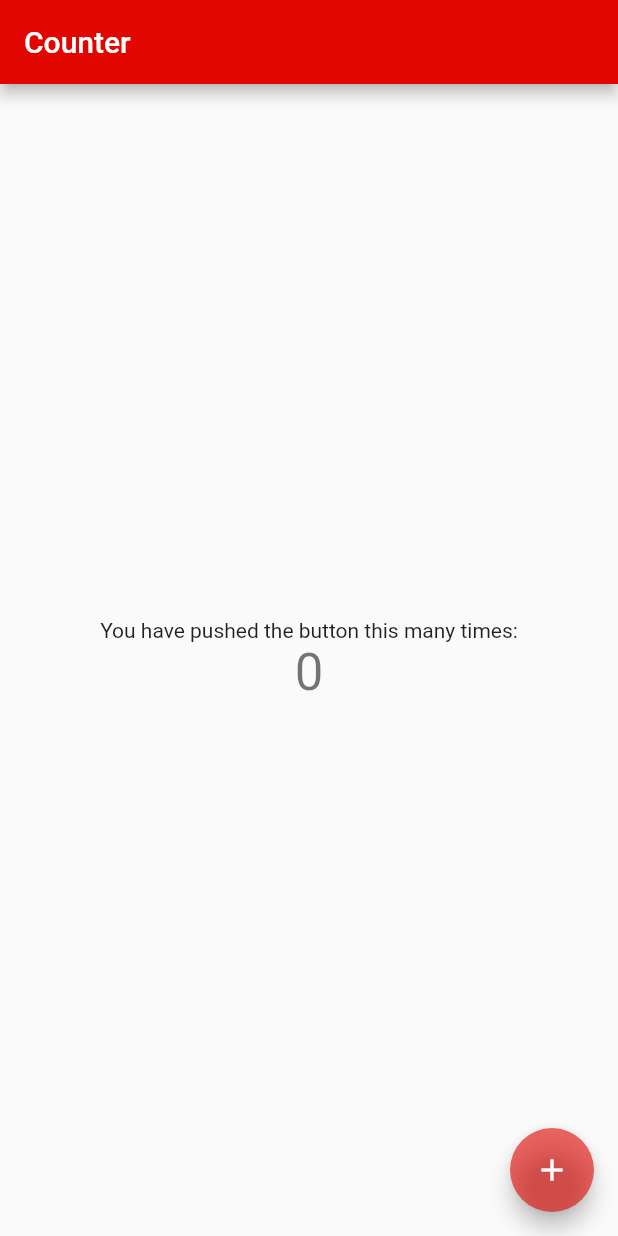
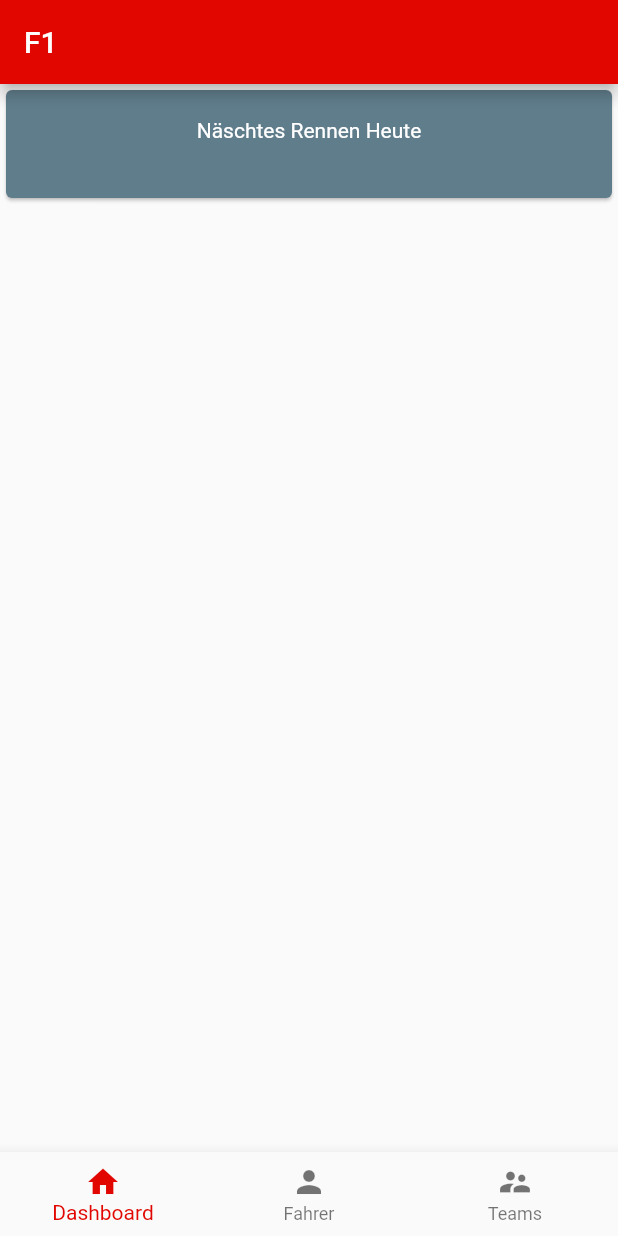
Before and after one commit to Makapre/f1_app, a Flutter app: the screen it shows after launch, on a phone screen of 412 x 824 dp. Run offline on Flutter 3.47's test engine with Material 2 defaults, Android fonts, the phone set to English and light mode, and no system bars; our stand-ins replace connectivity; network calls fail.

Commit message:
more improvements

```diff
--- a/lib/main.dart
+++ b/lib/main.dart
@@ -1,7 +1,7 @@
 import 'package:flutter/material.dart';
-import 'package:connectivity/connectivity.dart';
+import 'views/start.dart';
 
-void main() => runApp(MyApp());
+void main() => runApp(MainApp());
 
 Map<int, Color> f1Color = {
   50:Color.fromRGBO(225,6,0, .1),
@@ -18,153 +18,23 @@ Map<int, Color> f1Color = {
 
 MaterialColor mainColor = MaterialColor(0xFFE10600, f1Color);
 
-class MyApp extends StatelessWidget {
+class MainApp extends StatelessWidget {
   // This widget is the root of your application.
   @override
   Widget build(BuildContext context) {
     return MaterialApp(
-      title: 'Flutter Demo',
+      title: 'F1 by Makapre',
+      debugShowCheckedModeBanner: false,
       theme: ThemeData(
         // This is the theme of your application.
-        //
-        // Try running your application with "flutter run". You'll see the
-        // application has a blue toolbar. Then, without quitting the app, try
-        // changing the primarySwatch below to Colors.green and then invoke
-        // "hot reload" (press "r" in the console where you ran "flutter run",
-        // or simply save your changes to "hot reload" in a Flutter IDE).
-        // Notice that the counter didn't reset back to zero; the application
-        // is not restarted.
         primarySwatch: mainColor,
-        // This makes the visual density adapt to the platform that you run
-        // the app on. For desktop platforms, the controls will be smaller and
-        // closer together (more dense) than on mobile platforms.
         visualDensity: VisualDensity.adaptivePlatformDensity,
       ),
-      home: MyHomePage(title: 'Counter'),
+      darkTheme: ThemeData(
+        brightness: Brightness.dark,
+        primarySwatch: Colors.green,
+      ),
+      home: StartPage(),
     );
   }
 }
-
-class MyHomePage extends StatefulWidget {
-  MyHomePage({Key key, this.title}) : super(key: key);
-
-  // This widget is the home page of your application. It is stateful, meaning
-  // that it has a State object (defined below) that contains fields that affect
-  // how it looks.
-
-  // This class is the configuration for the state. It holds the values (in this
-  // case the title) provided by the parent (in this case the App widget) and
-  // used by the build method of the State. Fields in a Widget subclass are
-  // always marked "final".
-
-  final String title;
-
-  @override
-  _MyHomePageState createState() => _MyHomePageState();
-}
-
-class _MyHomePageState extends State<MyHomePage> {
-  // variables
-  int _counter = 0;
-  bool isInternetOn = true;
-
-  void _incrementCounter() {
-    setState(() {
-      // This call to setState tells the Flutter framework that something has
-      // changed in this State, which causes it to rerun the build method below
-      // so that the display can reflect the updated values. If we changed
-      // _counter without calling setState(), then the build method would not be
-      // called again, and so nothing would appear to happen.
-      _counter++;
-    });
-  }
-
-  @override
-  void initState() {
-    super.initState();
-    getConnect(); // calls getconnect method to check which type if connection it
-  }
-
-  @override
-  Widget build(BuildContext context) {
-    // This method is rerun every time setState is called, for instance as done
-    // by the _incrementCounter method above.
-    //
-    // The Flutter framework has been optimized to make rerunning build methods
-    // fast, so that you can just rebuild anything that needs updating rather
-    // than having to individually change instances of widgets.
-    return Scaffold(
-      appBar: AppBar(
-        // Here we take the value from the MyHomePage object that was created by
-        // the App.build method, and use it to set our appbar title.
-        title: Text(widget.title),
-      ),
-      body: isInternetOn
-          ? connected()
-          : notConnected(),
-      floatingActionButton: FloatingActionButton(
-        onPressed: _incrementCounter,
-        tooltip: 'Increment',
-        child: Icon(Icons.add),
-      ), // This trailing comma makes auto-formatting nicer for build methods.
-    );
-  }
-
-  Center notConnected() {
-    return Center(
-      child: Column(
-        children: <Widget>[
-          Text(
-            "No Internet"
-            ),
-        ]
-      ),
-    );
-  }
-
-  Center connected() {
-    return Center(
-        // Center is a layout widget. It takes a single child and positions it
-        // in the middle of the parent.
-        child: Column(
-          // Column is also a layout widget. It takes a list of children and
-          // arranges them vertically. By default, it sizes itself to fit its
-          // children horizontally, and tries to be as tall as its parent.
-          //
-          // Invoke "debug painting" (press "p" in the console, choose the
-          // "Toggle Debug Paint" action from the Flutter Inspector in Android
-          // Studio, or the "Toggle Debug Paint" command in Visual Studio Code)
-          // to see the wireframe for each widget.
-          //
-          // Column has various properties to control how it sizes itself and
-          // how it positions its children. Here we use mainAxisAlignment to
-          // center the children vertically; the main axis here is the vertical
-          // axis because Columns are vertical (the cross axis would be
-          // horizontal).
-          mainAxisAlignment: MainAxisAlignment.center,
-          children: <Widget>[
-            Text(
-              'You have pushed the button this many times:',
-            ),
-            Text(
-              '$_counter',
-              style: Theme.of(context).textTheme.headline4,
-            ),
-          ],
-        ),
-      );
-    }
-
-  void getConnect() async {
-    var connectivityResult = await (Connectivity().checkConnectivity());
-    if (connectivityResult == ConnectivityResult.none) {
-      setState(() {
-        isInternetOn = false;
-      });
-    } else {
-      setState(() {
-        isInternetOn = true;
-      });
-    }
-  }
-}
--- /dev/null
+++ b/lib/views/dashboard.dart
@@ -0,0 +1,108 @@
+import 'package:flutter/material.dart';
+import 'package:http/http.dart' as http;
+import 'dart:convert';
+
+class DashboardWidget extends StatefulWidget {
+  DashboardWidget({Key key}) : super(key: key);
+
+  @override
+  _DashboardWidgetState createState() => _DashboardWidgetState();
+}
+
+class _DashboardWidgetState extends State<DashboardWidget> {
+  String nextRaceName = "";
+  String nextRaceDate = new DateTime.now().toString();
+
+  @override
+  void initState() {
+    super.initState();
+    getNextRaceName();
+    getNextRaceDate();
+  }
+
+  @override
+  Widget build(BuildContext context) {
+    return Wrap(
+      children: [
+        Card(
+          child: Column(
+            children: <Widget>[
+              ListTile(
+                title: new Center(child: daysUntil()),
+                subtitle: new Center(child: nextRaceTitle(nextRaceName)),
+              ),
+            ],
+          ),
+          color: Colors.blueGrey,
+        ),
+      ]
+    );
+  }
+
+  Widget nextRaceTitle(nextRace) {
+    return Text(
+      nextRace,
+      style: TextStyle(
+        color: Colors.white
+      )
+    );
+  }
+
+  Widget daysUntil() {
+    var now = new DateTime.now();
+    var year = now.year.toString();
+    var month = now.month.toString().padLeft(2, '0');
+    var day = now.day.toString();
+    var today = DateTime.parse('$year-$month-$day');
+
+    var nextRace = DateTime.parse(nextRaceDate);
+    int difference = today == nextRace ? 0 : (nextRace.difference(today).inDays);
+
+    return RichText(
+      text: TextSpan(
+        text: 'Näschtes Rennen ',
+        style: TextStyle(
+          color: Colors.white
+        ),
+        children: difference > 0 ? <TextSpan>[
+          TextSpan(text: 'in '),
+          TextSpan(text: '$difference', style: TextStyle(fontWeight: FontWeight.bold)),
+          TextSpan(text: ' Tagen'),
+        ] : <TextSpan>[TextSpan(text: 'Heute')],
+      )
+    );
+  }
+
+  void getNextRaceName() async {
+    final response = await http.get('http://ergast.com/api/f1/current/next.json');
+    String nextRacename;
+
+    if (response.statusCode == 200) {
+      nextRacename = json.decode(response.body)['MRData']['RaceTable']['Races'][0]['raceName'];
+    } else {
+      nextRacename = json.decode('{ "MRData": { "RaceTable": { "Race": ["raceName": "next Race"] } } }')['MRData']['RaceTable']['Races'][0]['raceName'];
+    }
+
+    setState(() {
+      nextRaceName = '$nextRacename';
+    });
+  }
+
+  void getNextRaceDate() async {
+    final response = await http.get('http://ergast.com/api/f1/current/next.json');
+    String nextRacedate;
+
+    if (response.statusCode == 200) {
+      nextRacedate = json.decode(response.body)['MRData']['RaceTable']['Races'][0]['date'];
+    } else {
+      String year = new DateTime.now().year.toString();
+      String month = new DateTime.now().month.toString();
+      String day = new DateTime.now().day.toString();
+      nextRacedate = json.decode('{ "MRData": { "RaceTable": { "Race": ["date": "$year-$month-$day"] } } }')['MRData']['RaceTable']['Races'][0]['date'];
+    }
+
+    setState(() {
+      nextRaceDate = '$nextRacedate';
+    });
+  }
+}
--- /dev/null
+++ b/lib/views/start.dart
@@ -0,0 +1,125 @@
+import 'package:flutter/material.dart';
+import 'package:connectivity/connectivity.dart';
+import 'dashboard.dart';
+import 'drivers.dart';
+import 'constructors.dart';
+import 'package:http/http.dart' as http;
+import 'dart:convert';
+
+class StartPage extends StatefulWidget {
+  StartPage({Key key}) : super(key: key);
+
+  @override
+  _StartPageState createState() => _StartPageState();
+}
+
+class _StartPageState extends State<StartPage> {
+  // variables
+  bool isInternetOn = true;
+  int _currentIndex = 0;
+  String title = 'F1';
+
+  final List<Widget> _pages = [
+    DashboardWidget(),
+    DriversWidget(Colors.deepOrange),
+    ConstructorsWidget(Colors.green)
+  ];
+
+  @override
+  void initState() {
+    super.initState();
+    getConnect();
+    getCurrentSeason();
+  }
+
+  @override
+  Widget build(BuildContext context) {
+    return Scaffold(
+      appBar: AppBar(
+        title: Text(title),
+      ),
+      body: isInternetOn
+            ? connected()
+            : notConnected()
+    );
+  }
+
+  Center notConnected() {
+    return Center(
+      child: Column(
+        mainAxisAlignment: MainAxisAlignment.center,
+        crossAxisAlignment: CrossAxisAlignment.center,
+        children: <Widget>[
+          Text(
+            "Bitte überprüfe deine Internetverbindung."
+            ),
+        ]
+      ),
+    );
+  }
+
+  Scaffold connected() {
+    return Scaffold(
+      body: _pages[_currentIndex],
+      bottomNavigationBar: BottomNavigationBar(
+        onTap: onTabTapped,
+        currentIndex: _currentIndex,
+        items: [
+          new BottomNavigationBarItem(
+            icon: new Icon(Icons.home),
+            title: new Text('Dashboard'),
+          ),
+          new BottomNavigationBarItem(
+            icon: new Icon(Icons.person),
+            title: new Text('Fahrer'),
+          ),
+          new BottomNavigationBarItem(
+            icon: Icon(Icons.supervisor_account),
+            title: Text('Teams')
+          )
+        ],
+      )
+    );
+  }
+
+  void getConnect() async {
+    var connectivityResult = await (Connectivity().checkConnectivity());
+    if (connectivityResult == ConnectivityResult.none) {
+      setState(() {
+        isInternetOn = false;
+      });
+    } else {
+      setState(() {
+        isInternetOn = true;
+      });
+    }
+  }
+
+  void getCurrentSeason() async {
+    final response = await http.get('http://ergast.com/api/f1/current.json');
+    String currentSeason;
+
+    if (response.statusCode == 200) {
+      currentSeason = fromJsonGetSeason(json.decode(response.body));
+    } else {
+      String year = new DateTime.now().year.toString();
+      currentSeason = fromJsonGetSeason(
+        json.decode('{ "MRData": { "RaceTable": { "season": "$year" } } }')
+      );
+    }
+
+    setState(() {
+      title = 'F1 $currentSeason';
+    });
+  }
+
+  String fromJsonGetSeason(Map<String, dynamic> json) {
+    return json['MRData']['RaceTable']['season'];
+  }
+
+  void onTabTapped(int index) {
+    setState(() {
+      _currentIndex = index;
+    });
+  }
+}
--- a/pubspec.yaml
+++ b/pubspec.yaml
@@ -22,6 +22,7 @@ environment:
 
 dependencies:
   connectivity: ^0.4.9+2
+  http: 0.12.2
   flutter:
     sdk: flutter
 
```
Also changed, not shown: lib/views/constructors.dart (added, +14 -0 lines), lib/views/drivers.dart (added, +14 -0 lines), pubspec.lock, 3 other files.
